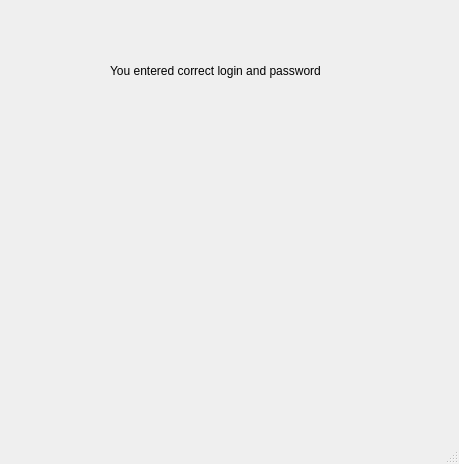
Before: the Qt Designer form widget/OpenWindow.ui in DimSolova/LoginSystem, drawn with Qt 5.
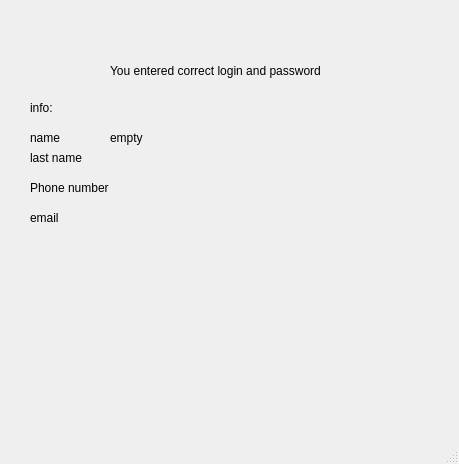
After: the same form once the commit is applied.

Commit message: cng loginWind, setting,OpenWindow; create Create Account

The edit to the form file:
```diff
--- a/widget/OpenWindow.ui
+++ b/widget/OpenWindow.ui
@@ -27,6 +27,84 @@
      <string>You entered correct login and password</string>
     </property>
    </widget>
+   <widget class="QLabel" name="userData_lb">
+    <property name="geometry">
+     <rect>
+      <x>30</x>
+      <y>100</y>
+      <width>60</width>
+      <height>16</height>
+     </rect>
+    </property>
+    <property name="text">
+     <string>info:</string>
+    </property>
+   </widget>
+   <widget class="QLabel" name="label_2">
+    <property name="geometry">
+     <rect>
+      <x>30</x>
+      <y>130</y>
+      <width>60</width>
+      <height>16</height>
+     </rect>
+    </property>
+    <property name="text">
+     <string>name</string>
+    </property>
+   </widget>
+   <widget class="QLabel" name="label_3">
+    <property name="geometry">
+     <rect>
+      <x>30</x>
+      <y>150</y>
+      <width>60</width>
+      <height>16</height>
+     </rect>
+    </property>
+    <property name="text">
+     <string>last name</string>
+    </property>
+   </widget>
+   <widget class="QLabel" name="label_4">
+    <property name="geometry">
+     <rect>
+      <x>30</x>
+      <y>180</y>
+      <width>111</width>
+      <height>16</height>
+     </rect>
+    </property>
+    <property name="text">
+     <string>Phone number</string>
+    </property>
+   </widget>
+   <widget class="QLabel" name="label_5">
+    <property name="geometry">
+     <rect>
+      <x>30</x>
+      <y>210</y>
+      <width>111</width>
+      <height>16</height>
+     </rect>
+    </property>
+    <property name="text">
+     <string>email</string>
+    </property>
+   </widget>
+   <widget class="QLabel" name="name_lb">
+    <property name="geometry">
+     <rect>
+      <x>110</x>
+      <y>130</y>
+      <width>60</width>
+      <height>16</height>
+     </rect>
+    </property>
+    <property name="text">
+     <string>empty</string>
+    </property>
+   </widget>
   </widget>
   <widget class="QMenuBar" name="menubar">
    <property name="geometry">
```
The commit also changes 22 other files.
